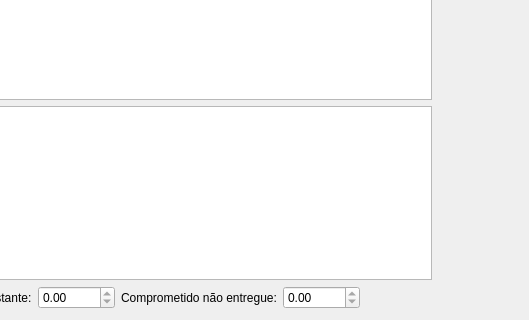
Above: ui/estoque.ui from darktorres/ERP-STACCATO before the change; both pictures show x 373 to 902 and y 84 to 404 of the 902 by 404 pixel window. Below: the same form after it.
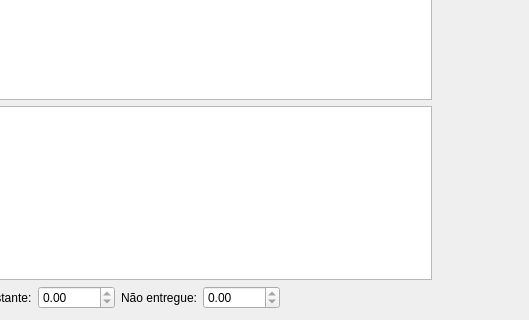
That is the form after the change. Custom widgets are drawn as their Qt base class.

The edit to the form file:
```diff
--- a/ui/estoque.ui
+++ b/ui/estoque.ui
@@ -143,7 +143,7 @@
      <item>
       <widget class="QLabel" name="labelRestante_2">
        <property name="text">
-        <string>Comprometido não entregue:</string>
+        <string>Não entregue:</string>
        </property>
       </widget>
      </item>
```
